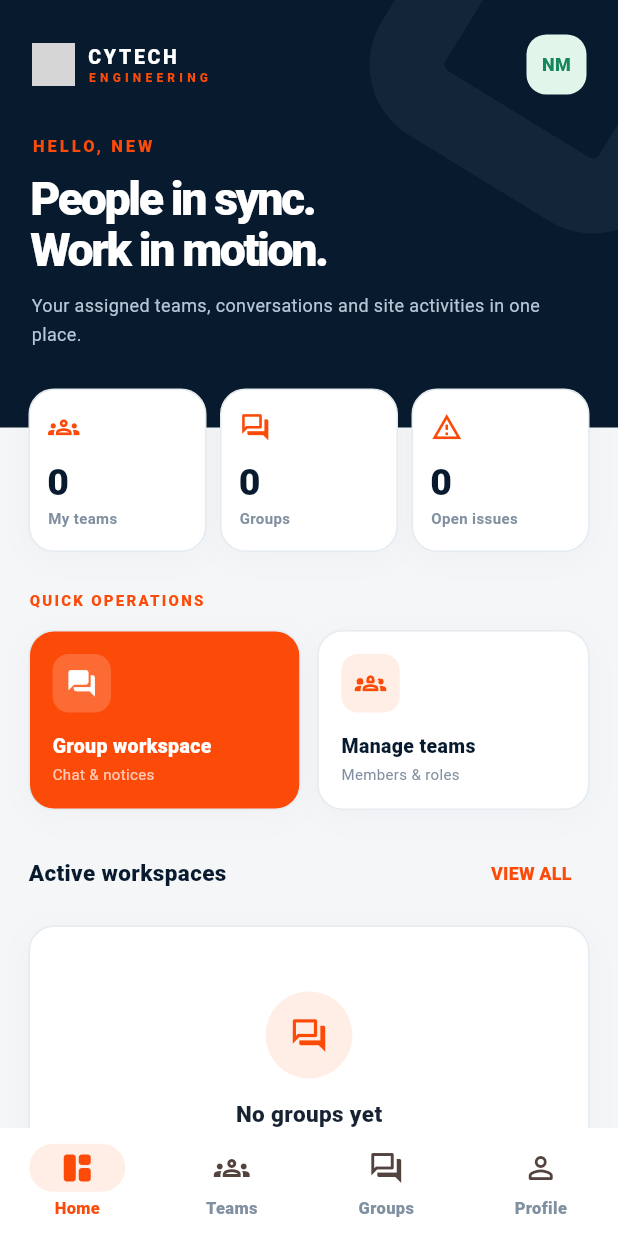
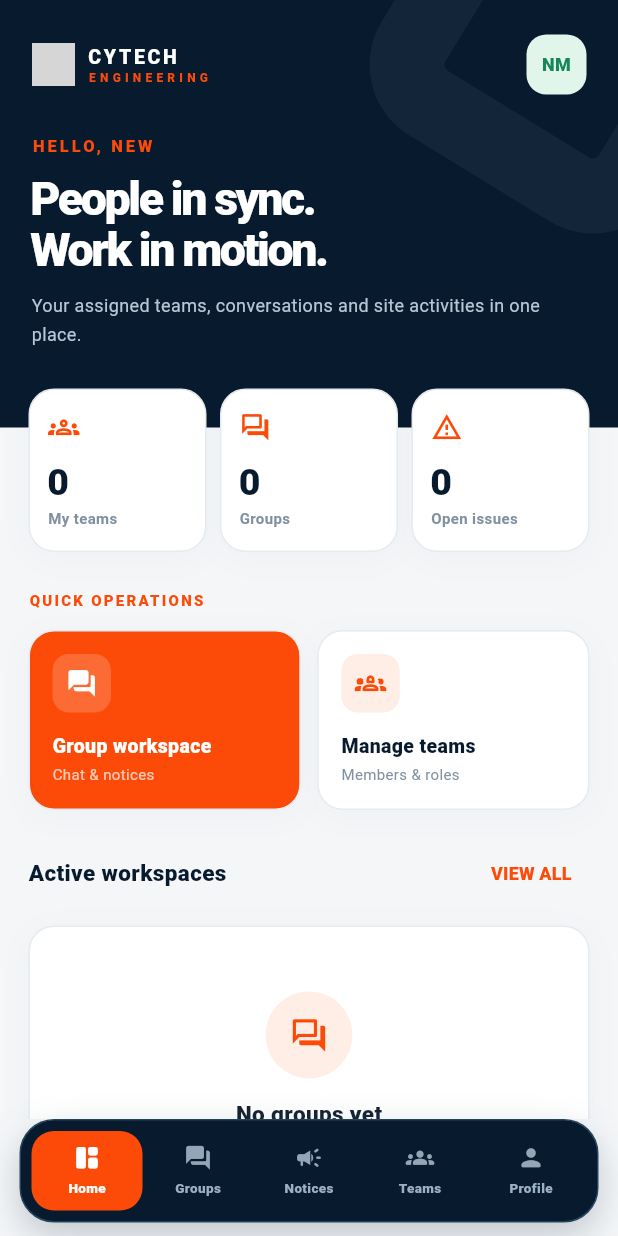
Before and after one commit to techninxa2026-design/cytech_manpower_ms, a Flutter app: the screen it shows after launch, after a tap on "GET STARTED", after a tap on "CREATE ACCOUNT", on a phone screen of 412 x 824 dp. Run offline on Flutter 3.47's test engine with Material 3 defaults, Android fonts, the phone set to English and light mode, and no system bars; our stand-ins replace image_picker, pdf, printing, shared_preferences; grey boxes are pictures that could not be loaded.

Commit message:
feat(v5): add floating five-item role-aware dock with Public Notices and Accounts destinations

```diff
--- a/lib/screens/main_shell.dart
+++ b/lib/screens/main_shell.dart
@@ -3,6 +3,8 @@ import '../core/app_store.dart';
 import '../core/cytech_theme.dart';
 import 'management_pages.dart';
 import 'group_room.dart';
+import 'public_notices.dart';
+import 'accounts_page.dart';
 
 void pushPage(BuildContext context,Widget page){
   Navigator.push(context,MaterialPageRoute(builder:(_)=>page));
@@ -18,51 +20,71 @@ class _MainShellState extends State<MainShell>{
   @override void dispose(){searchController.dispose();super.dispose();}
   AppStore get store=>widget.store;
   @override Widget build(BuildContext context)=>AnimatedBuilder(animation:store,builder:(context,_){
-    final titles=['Workspace','Teams','Groups','Profile'];
+    final titles=['Workspace','Groups','Public Notices','Teams',
+      store.isAdmin?'Accounts':'Profile'];
     return Scaffold(
+      extendBody:true,
       body:SafeArea(child:Column(children:[
-        if(tab!=0)Container(color:cyCanvas,padding:const EdgeInsets.fromLTRB(20,17,20,14),
+        if(tab!=0)Container(color:cyCanvas,padding:const EdgeInsets.fromLTRB(19,17,19,11),
           child:Row(children:[
             Expanded(child:Column(crossAxisAlignment:CrossAxisAlignment.start,children:[
               const Text('CYTECH / OPERATIONS',style:TextStyle(color:cyOrange,
                 fontSize:9,letterSpacing:1.4,fontWeight:FontWeight.w900)),
-              const SizedBox(height:4),
+              const SizedBox(height:5),
               Text(titles[tab],style:const TextStyle(fontWeight:FontWeight.w900,
-                color:cyNavy,fontSize:26,letterSpacing:-1)),
+                color:cyNavy,fontSize:25,letterSpacing:-1)),
             ])),
-            if(store.isAdmin&&(tab==1||tab==2))
-              IconButton.filled(onPressed:()=>tab==1?
+            if(store.isAdmin&&(tab==1||tab==3))
+              IconButton.filled(onPressed:()=>tab==3?
                 pushPage(context,TeamEditor(store:store)):
                 pushPage(context,GroupEditor(store:store)),
                 style:IconButton.styleFrom(backgroundColor:cyOrange),
                 icon:const Icon(Icons.add_rounded,color:Colors.white)),
-            if(tab==3)const BrandMark(size:33),
+            if(tab==4)const BrandMark(size:30),
           ])),
         Expanded(child:IndexedStack(index:tab,children:[
           _dashboard(),
+          _groups(),
+          WorkNoticeCenter(store:store),
           _teams(),
-          _groups(),
-          _profile(),
+          store.isAdmin?AccountsCenter(store:store):_profile(),
         ])),
       ])),
-      bottomNavigationBar:NavigationBar(
-        backgroundColor:Colors.white,surfaceTintColor:Colors.white,
-        height:72,indicatorColor:cyOrangeSoft,
-        selectedIndex:tab,onDestinationSelected:(index)=>setState(()=>tab=index),
-        labelTextStyle:WidgetStateProperty.resolveWith((states)=>TextStyle(
-          fontSize:11,fontWeight:FontWeight.w800,
-          color:states.contains(WidgetState.selected)?cyOrange:cyMuted)),
-        destinations:const [
-          NavigationDestination(icon:Icon(Icons.space_dashboard_outlined),
-            selectedIcon:Icon(Icons.space_dashboard_rounded,color:cyOrange),label:'Home'),
-          NavigationDestination(icon:Icon(Icons.groups_outlined),
-            selectedIcon:Icon(Icons.groups_rounded,color:cyOrange),label:'Teams'),
-          NavigationDestination(icon:Icon(Icons.forum_outlined),
-            selectedIcon:Icon(Icons.forum_rounded,color:cyOrange),label:'Groups'),
-          NavigationDestination(icon:Icon(Icons.person_outline_rounded),
-            selectedIcon:Icon(Icons.person_rounded,color:cyOrange),label:'Profile'),
-        ],
-      ),
+      bottomNavigationBar:SafeArea(top:false,child:Container(
+        margin:const EdgeInsets.fromLTRB(13,0,13,9),
+        padding:const EdgeInsets.symmetric(horizontal:7,vertical:7),
+        decoration:BoxDecoration(color:cyNavy,
+          borderRadius:BorderRadius.circular(23),
+          border:Border.all(color:const Color(0xFF24445C),width:1),
+          boxShadow:const [BoxShadow(color:Color(0x36051B2E),blurRadius:20,offset:Offset(0,9))]),
+        child:Row(children:[
+          for(final item in <(String,IconData)>[
+            ('Home',Icons.space_dashboard_rounded),
+            ('Groups',Icons.forum_rounded),
+            ('Notices',Icons.campaign_rounded),
+            ('Teams',Icons.groups_rounded),
+            (store.isAdmin?'Accounts':'Profile',
+              store.isAdmin?Icons.account_balance_wallet_rounded:Icons.person_rounded)
+          ].asMap().entries)Expanded(child:InkWell(
+            key:Key('dock_'+item.key.toString()),
+            borderRadius:BorderRadius.circular(16),
+            onTap:()=>setState(()=>tab=item.key),
+            child:AnimatedContainer(duration:const Duration(milliseconds:200),
+              padding:const EdgeInsets.symmetric(vertical:8,horizontal:2),
+              decoration:BoxDecoration(
+                color:tab==item.key?cyOrange:Colors.transparent,
+                borderRadius:BorderRadius.circular(15)),
+              child:Column(mainAxisSize:MainAxisSize.min,children:[
+                Icon(item.value.$2,size:19,
+                  color:tab==item.key?Colors.white:const Color(0xFF91A7B8)),
+                const SizedBox(height:5),
+                FittedBox(fit:BoxFit.scaleDown,
+                  child:Text(item.value.$1,style:TextStyle(
+                    fontSize:9,fontWeight:FontWeight.w900,
+                    color:tab==item.key?Colors.white:const Color(0xFF9AB1C2)))),
+              ]))))
+        ]),
+      )),
     );
   });
 
@@ -79,7 +101,10 @@ class _MainShellState extends State<MainShell>{
           crossAxisAlignment:CrossAxisAlignment.start,children:[
           Row(children:[
             const BrandLockup(dark:true,compact:true),const Spacer(),
-            InkWell(onTap:()=>setState(()=>tab=3),child:PersonAvatar(store.me,size:40)),
+            InkWell(onTap:()=>store.isAdmin?Navigator.push(context,MaterialPageRoute(
+              builder:(_)=>Scaffold(appBar:AppBar(title:const Text('Profile')),
+                body:SafeArea(child:_profile())))):setState(()=>tab=4),
+              child:PersonAvatar(store.me,size:40)),
           ]),
           const SizedBox(height:27),
           Text('HELLO, '+(store.isAdmin?'ADMIN':store.me.name.split(' ').first.toUpperCase()),
@@ -111,11 +136,11 @@ class _MainShellState extends State<MainShell>{
           Row(children:[
             Expanded(child:_shortcut(
               icon:Icons.forum_rounded,title:'Group workspace',subtitle:'Chat & notices',
-              orange:true,onTap:()=>setState(()=>tab=2))),
+              orange:true,onTap:()=>setState(()=>tab=1))),
             const SizedBox(width:11),
             Expanded(child:_shortcut(
               icon:Icons.groups_2_outlined,title:'Manage teams',subtitle:'Members & roles',
-              onTap:()=>setState(()=>tab=1))),
+              onTap:()=>setState(()=>tab=3))),
           ]),
           if(store.isAdmin)...[
             const SizedBox(height:10),
@@ -129,12 +154,12 @@ class _MainShellState extends State<MainShell>{
                 onTap:()=>pushPage(context,TeamEditor(store:store)))),
             ]),
           ],
-          SectionTitle('Active workspaces',action:'VIEW ALL',onTap:()=>setState(()=>tab=2)),
+          SectionTitle('Active workspaces',action:'VIEW ALL',onTap:()=>setState(()=>tab=1)),
           if(groups.isEmpty)const EmptyPanel(title:'No groups yet',
             message:'An admin can create a group and assign you to it.',icon:Icons.forum_outlined),
           for(final g in groups.take(3))Padding(padding:const EdgeInsets.only(bottom:9),
             child:_groupCard(g)),
-          SectionTitle('Latest operational updates',action:'GROUPS',onTap:()=>setState(()=>tab=2)),
+          SectionTitle('Latest operational updates',action:'GROUPS',onTap:()=>setState(()=>tab=1)),
           _updates(groups),
           const SizedBox(height:10),
           const InfoBanner('Offline preview: your changes are saved only on this Android device. '
```
